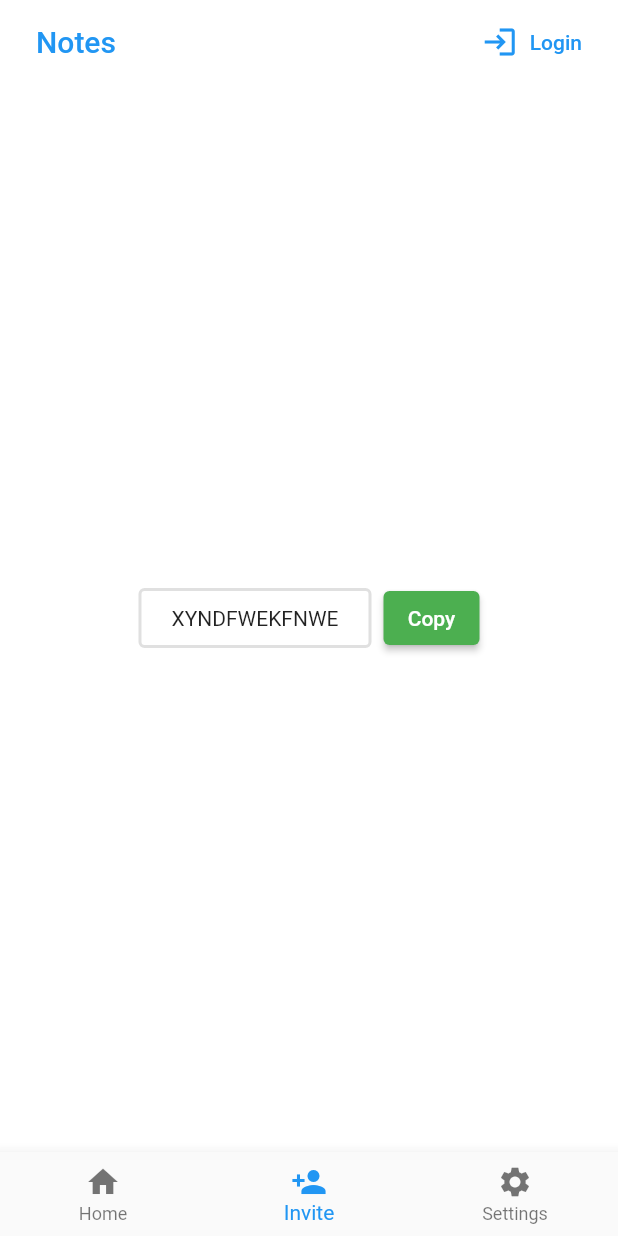
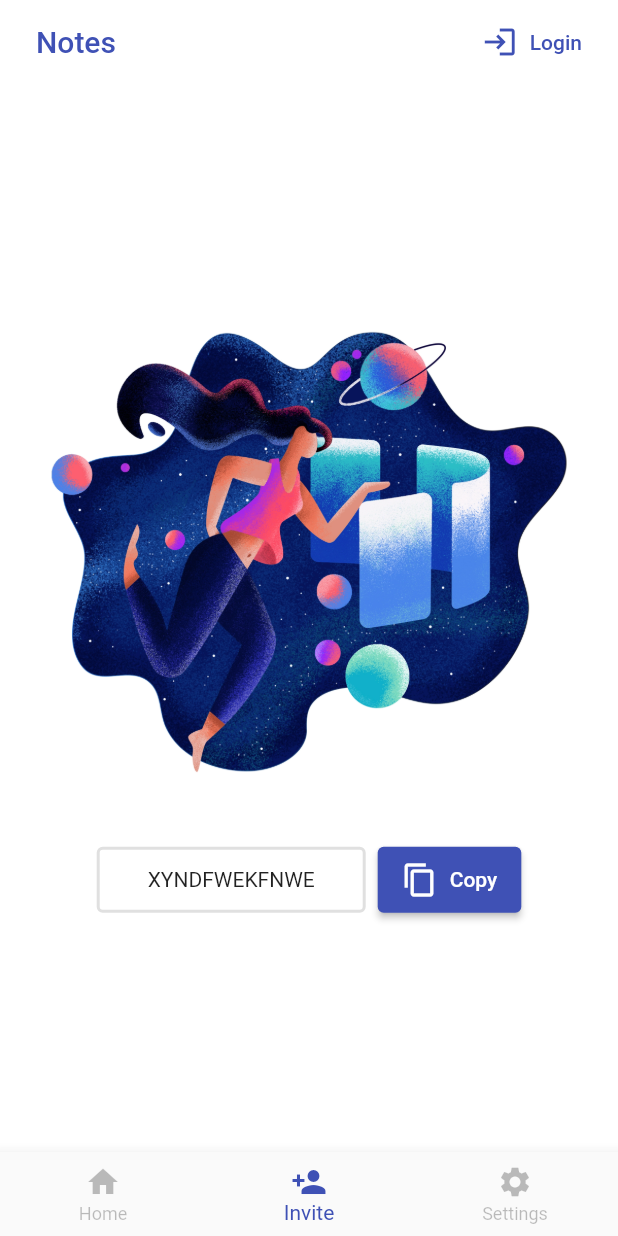
Before and after one commit to neeraj15022001/noterrFlutter, a Flutter app: the screen it shows after launch, item 2 of the bottom bar chosen, on a phone screen of 412 x 824 dp. Run offline on Flutter 3.47's test engine with Material 2 defaults, Android fonts, the phone set to English and light mode, and no system bars.

Commit message:
changed theme color and added new asset

```diff
--- a/lib/main.dart
+++ b/lib/main.dart
@@ -40,7 +40,7 @@ class _MyAppState extends State<MyApp> {
       appBar: AppBar(
         elevation: 0,
         backgroundColor: Colors.white,
-        foregroundColor: Colors.blue,
+        foregroundColor: Colors.indigo,
         title: Padding(
           padding: const EdgeInsets.fromLTRB(8, 0, 0, 0),
           child: const Text("Notes"),
@@ -51,7 +51,7 @@ class _MyAppState extends State<MyApp> {
               child: ElevatedButton.icon(
                 style: ButtonStyle(
                   backgroundColor: MaterialStateProperty.all(Colors.white),
-                  foregroundColor: MaterialStateProperty.all(Colors.blue),
+                  foregroundColor: MaterialStateProperty.all(Colors.indigo),
                   elevation: MaterialStateProperty.all<double>(0),
                 ),
                 onPressed: () {
@@ -71,6 +71,7 @@ class _MyAppState extends State<MyApp> {
       ),
       body: _options.elementAt(_selectedIndex),
       bottomNavigationBar: BottomNavigationBar(
+        unselectedItemColor: Colors.black26,
         items: const [
           BottomNavigationBarItem(
             label: "Home",
@@ -88,7 +89,7 @@ class _MyAppState extends State<MyApp> {
           )
         ],
         currentIndex: _selectedIndex,
-        selectedItemColor: Colors.blue,
+        selectedItemColor: Colors.indigo,
         onTap: _onItemTapped,
       ),
     );
--- a/lib/views/screens/_invite.dart
+++ b/lib/views/screens/_invite.dart
@@ -8,7 +8,15 @@ class Invite extends StatelessWidget {
     return Container(
       decoration: const BoxDecoration(color: Colors.white),
       child: Center(
-        child: Flex(
+        child: Column(
+          mainAxisAlignment: MainAxisAlignment.center,
+          crossAxisAlignment: CrossAxisAlignment.stretch,
+          children: [
+            Image.asset("assets/invite/illustration.webp"),
+            const SizedBox(
+              height: 40,
+            ),
+            Flex(
               mainAxisAlignment: MainAxisAlignment.center,
               crossAxisAlignment: CrossAxisAlignment.center,
               direction: Axis.horizontal,
@@ -38,15 +46,22 @@ class Invite extends StatelessWidget {
                       Radius.circular(4),
                     ),
                   ),
-              padding: const EdgeInsets.fromLTRB(20, 10, 20, 10),
+                  padding: const EdgeInsets.fromLTRB(32, 12, 32, 12),
                   margin: const EdgeInsets.only(right: 8),
                 ),
-            ElevatedButton(
+                ElevatedButton.icon(
+                  icon: Icon(Icons.copy),
                   style: ButtonStyle(
-                backgroundColor: MaterialStateProperty.all<Color>(Colors.green),
+                    padding: MaterialStateProperty.all(
+                      EdgeInsets.fromLTRB(16, 10, 16, 10),
                     ),
-              child: const Text("Copy"),
+                    backgroundColor:
+                        MaterialStateProperty.all<Color>(Colors.indigo),
+                  ),
+                  label: const Text("Copy"),
                   onPressed: () {},
+                ),
+              ],
             ),
           ],
         ),
--- a/pubspec.yaml
+++ b/pubspec.yaml
@@ -60,6 +60,7 @@ flutter:
   # To add assets to your application, add an assets section, like this:
   assets:
     - assets/auth/
+    - assets/invite/
   # assets:
   #   - images/a_dot_burr.jpeg
   #   - images/a_dot_ham.jpeg
```
Also changed, not shown: assets/invite/illustration.webp (added). Lines whose indentation alone changed are shown as unchanged.
